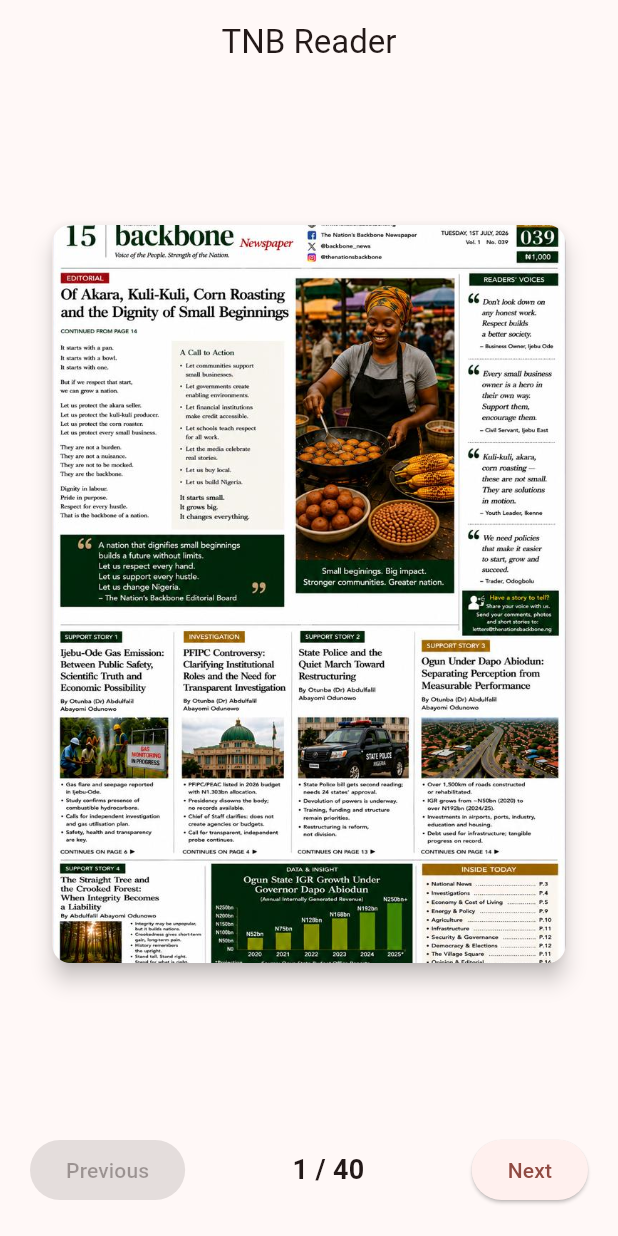
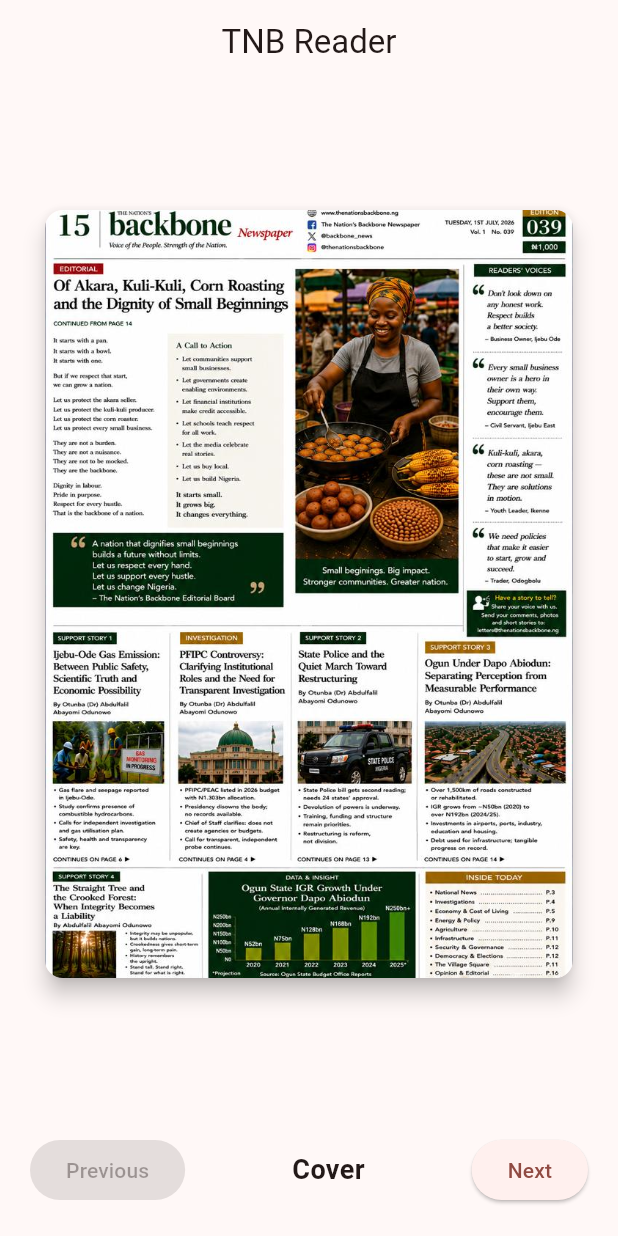
Before and after one commit to maxidevapps/tnb_reader, a Flutter app: the screen it shows after launch, after a tap on "Next", after a tap on "Previous", on a phone screen of 412 x 824 dp. Run offline on Flutter 3.47's test engine with Material 3 defaults, Android fonts, the phone set to English and light mode, and no system bars.

Commit message:
Implement professional magazine spread reader

```diff
--- a/lib/features/reader/reader_screen.dart
+++ b/lib/features/reader/reader_screen.dart
@@ -43,6 +43,12 @@ class _ReaderScreenState extends State<ReaderScreen> {
   Widget build(BuildContext context) {
     final page = pages[controller.currentPage - 1];
 
+    PageModel? nextPage;
+
+    if (controller.currentPage < pages.length) {
+      nextPage = pages[controller.currentPage];
+    }
+
     return Scaffold(
       appBar: AppBar(
         title: const Text('TNB Reader'),
@@ -63,9 +69,7 @@ class _ReaderScreenState extends State<ReaderScreen> {
             Expanded(
               child: PageSpread(
                 currentPage: page,
-                nextPage: controller.currentPage < pages.length
-                    ? pages[controller.currentPage]
-                    : null,
+                nextPage: nextPage,
               ),
             ),
             Padding(
@@ -83,7 +87,9 @@ class _ReaderScreenState extends State<ReaderScreen> {
                   ),
                   const Spacer(),
                   Text(
-                    '${controller.currentPage} / ${pages.length}',
+                    controller.currentPage == 1
+                        ? 'Cover'
+                        : '${controller.currentPage}-${nextPage?.pageNumber ?? controller.currentPage}',
                     style: const TextStyle(
                       fontSize: 18,
                       fontWeight: FontWeight.bold,
@@ -91,7 +97,7 @@ class _ReaderScreenState extends State<ReaderScreen> {
                   ),
                   const Spacer(),
                   ElevatedButton(
-                    onPressed: controller.currentPage == pages.length
+                    onPressed: controller.currentPage >= pages.length
                         ? null
                         : () => controller.nextPage(pages.length),
                     child: const Text('Next'),
--- a/lib/features/reader/services/reader_controller.dart
+++ b/lib/features/reader/services/reader_controller.dart
@@ -5,18 +5,28 @@ class ReaderController extends ChangeNotifier {
 
   int get currentPage => _currentPage;
 
+  bool get isCover => _currentPage == 1;
+
   void nextPage(int totalPages) {
-    if (_currentPage < totalPages) {
-      _currentPage++;
-      notifyListeners();
+    if (_currentPage == 1) {
+      _currentPage = 2;
+    } else if (_currentPage + 2 <= totalPages) {
+      _currentPage += 2;
+    } else if (_currentPage < totalPages) {
+      _currentPage = totalPages;
     }
+
+    notifyListeners();
   }
 
   void previousPage() {
-    if (_currentPage > 1) {
-      _currentPage--;
-      notifyListeners();
+    if (_currentPage == 2) {
+      _currentPage = 1;
+    } else if (_currentPage > 2) {
+      _currentPage -= 2;
     }
+
+    notifyListeners();
   }
 
   void jumpToPage(int page) {
--- a/lib/features/reader/widgets/page_spread.dart
+++ b/lib/features/reader/widgets/page_spread.dart
@@ -17,11 +17,12 @@ class PageSpread extends StatelessWidget {
   Widget build(BuildContext context) {
     final isWide = MediaQuery.of(context).size.width >= 700;
 
-    if (!isWide) {
+    // Cover page
+    if (currentPage.pageNumber == 1) {
       return Center(
         child: SizedBox(
-          width: 350,
-          height: 500,
+          width: 360,
+          height: 520,
           child: PageCard(
             pageNumber: currentPage.pageNumber,
           ),
@@ -29,12 +30,27 @@ class PageSpread extends StatelessWidget {
       );
     }
 
-    return Row(
-      mainAxisAlignment: MainAxisAlignment.center,
+    // Phone layout
+    if (!isWide) {
+      return Center(
+        child: SizedBox(
+          width: 360,
+          height: 520,
+          child: PageCard(
+            pageNumber: currentPage.pageNumber,
+          ),
+        ),
+      );
+    }
+
+    // Tablet/Desktop layout
+    return Center(
+      child: Row(
+        mainAxisSize: MainAxisSize.min,
         children: [
           SizedBox(
-          width: 320,
-          height: 500,
+            width: 340,
+            height: 520,
             child: PageCard(
               pageNumber: currentPage.pageNumber,
             ),
@@ -44,7 +60,7 @@ class PageSpread extends StatelessWidget {
 
           SizedBox(
             width: 340,
-          height: 500,
+            height: 520,
             child: nextPage == null
                 ? const SizedBox()
                 : PageCard(
@@ -52,6 +68,7 @@ class PageSpread extends StatelessWidget {
                   ),
           ),
         ],
+      ),
     );
   }
 }
```
Lines whose indentation alone changed are shown as unchanged.
